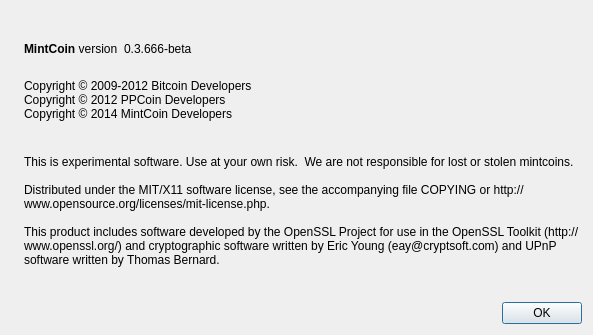
Old version of the form src/qt/forms/aboutdialog.ui in the repository MintcoinCommunity/Mintcoin-Desktop-Wallet.
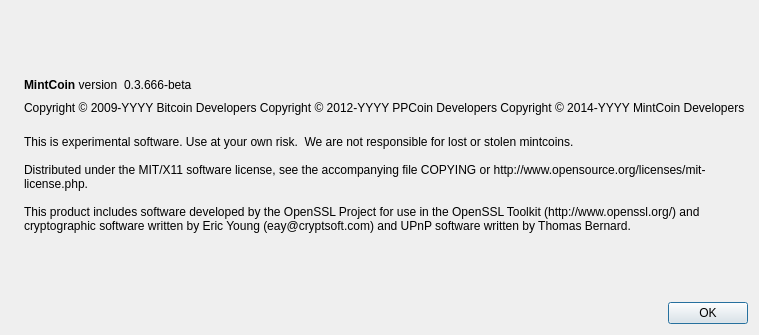
New version of the form. Icons and pictures are not drawn.

Commit message:
Bitcoin-Qt: better copyright year handling in AboutDialog
- this change allows us to keep the translation without the need to
  re-translate any string, when we update the copyright year
- copyright symbol is changed to HTML to ensure we get no encoding
  issues and it's removed from the translation string so translators don't
  break it by mistake

BTC Commit(s):
8823b4ac3b585306bfdbfd2fc1f37f50552881ac

The edit to the form file:
```diff
--- a/src/qt/forms/aboutdialog.ui
+++ b/src/qt/forms/aboutdialog.ui
@@ -91,12 +91,15 @@
         <cursorShape>IBeamCursor</cursorShape>
        </property>
        <property name="text">
-        <string>
-Copyright © 2009-2012 Bitcoin Developers
-Copyright © 2012 PPCoin Developers
-Copyright © 2014 MintCoin Developers
+        <string notr="true">
+Copyright &amp;copy; 2009-YYYY Bitcoin Developers
+Copyright &amp;copy; 2012-YYYY PPCoin Developers
+Copyright &amp;copy; 2014-YYYY MintCoin Developers
 </string>
        </property>
+       <property name="textFormat">
+        <enum>Qt::RichText</enum>
+       </property>
        <property name="textInteractionFlags">
         <set>Qt::LinksAccessibleByMouse|Qt::TextSelectableByKeyboard|Qt::TextSelectableByMouse</set>
        </property>
```
The commit also changes 2 other files.
